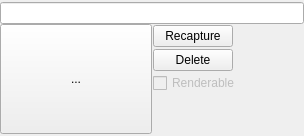
Before: the Qt Designer form ui/capture_item.ui in mjbonnington/rfh_scenecapture, drawn with Qt 5.
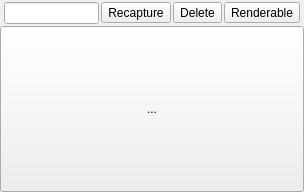
After: the same form once the commit is applied. Icons and pictures are not drawn.

Commit message: Prettified UI; Option to suppress warnings; Button to open Set Editor

Patch:
```diff
--- a/ui/capture_item.ui
+++ b/ui/capture_item.ui
@@ -7,11 +7,11 @@
     <x>0</x>
     <y>0</y>
     <width>304</width>
-    <height>128</height>
+    <height>192</height>
    </rect>
   </property>
   <property name="sizePolicy">
-   <sizepolicy hsizetype="Maximum" vsizetype="Maximum">
+   <sizepolicy hsizetype="Expanding" vsizetype="Maximum">
     <horstretch>0</horstretch>
     <verstretch>0</verstretch>
    </sizepolicy>
@@ -23,20 +23,132 @@
    <property name="spacing">
     <number>0</number>
    </property>
-   <property name="leftMargin">
+   <property name="margin">
     <number>0</number>
    </property>
-   <property name="topMargin">
-    <number>2</number>
-   </property>
-   <property name="rightMargin">
-    <number>0</number>
-   </property>
-   <property name="bottomMargin">
-    <number>2</number>
-   </property>
    <item>
-    <widget class="QLineEdit" name="name_lineEdit"/>
+    <widget class="QFrame" name="toolbar_frame">
+     <property name="sizePolicy">
+      <sizepolicy hsizetype="Preferred" vsizetype="Maximum">
+       <horstretch>0</horstretch>
+       <verstretch>0</verstretch>
+      </sizepolicy>
+     </property>
+     <property name="frameShape">
+      <enum>QFrame::NoFrame</enum>
+     </property>
+     <property name="frameShadow">
+      <enum>QFrame::Plain</enum>
+     </property>
+     <property name="lineWidth">
+      <number>0</number>
+     </property>
+     <layout class="QHBoxLayout" name="toolbar_horizontalLayout">
+      <property name="spacing">
+       <number>2</number>
+      </property>
+      <property name="leftMargin">
+       <number>4</number>
+      </property>
+      <property name="topMargin">
+       <number>2</number>
+      </property>
+      <property name="rightMargin">
+       <number>4</number>
+      </property>
+      <property name="bottomMargin">
+       <number>2</number>
+      </property>
+      <item>
+       <widget class="QLineEdit" name="name_lineEdit">
+        <property name="toolTip">
+         <string>Rename</string>
+        </property>
+       </widget>
+      </item>
+      <item>
+       <widget class="QToolButton" name="recap_toolButton">
+        <property name="sizePolicy">
+         <sizepolicy hsizetype="Maximum" vsizetype="Fixed">
+          <horstretch>0</horstretch>
+          <verstretch>0</verstretch>
+         </sizepolicy>
+        </property>
+        <property name="toolTip">
+         <string>Recapture</string>
+        </property>
+        <property name="text">
+         <string>Recapture</string>
+        </property>
+        <property name="icon">
+         <iconset resource="icons.qrc">
+          <normaloff>:/icons/capture.png</normaloff>:/icons/capture.png</iconset>
+        </property>
+        <property name="iconSize">
+         <size>
+          <width>24</width>
+          <height>24</height>
+         </size>
+        </property>
+       </widget>
+      </item>
+      <item>
+       <widget class="QToolButton" name="delete_toolButton">
+        <property name="sizePolicy">
+         <sizepolicy hsizetype="Maximum" vsizetype="Fixed">
+          <horstretch>0</horstretch>
+          <verstretch>0</verstretch>
+         </sizepolicy>
+        </property>
+        <property name="toolTip">
+         <string>Delete</string>
+        </property>
+        <property name="text">
+         <string>Delete</string>
+        </property>
+        <property name="icon">
+         <iconset resource="icons.qrc">
+          <normaloff>:/icons/delete.png</normaloff>:/icons/delete.png</iconset>
+        </property>
+        <property name="iconSize">
+         <size>
+          <width>24</width>
+          <height>24</height>
+         </size>
+        </property>
+       </widget>
+      </item>
+      <item>
+       <widget class="QToolButton" name="render_toolButton">
+        <property name="sizePolicy">
+         <sizepolicy hsizetype="Maximum" vsizetype="Fixed">
+          <horstretch>0</horstretch>
+          <verstretch>0</verstretch>
+         </sizepolicy>
+        </property>
+        <property name="toolTip">
+         <string>Render toggle</string>
+        </property>
+        <property name="text">
+         <string>Renderable</string>
+        </property>
+        <property name="icon">
+         <iconset resource="icons.qrc">
+          <normaloff>:/icons/render.png</normaloff>:/icons/render.png</iconset>
+        </property>
+        <property name="iconSize">
+         <size>
+          <width>24</width>
+          <height>24</height>
+         </size>
+        </property>
+        <property name="checkable">
+         <bool>true</bool>
+        </property>
+       </widget>
+      </item>
+     </layout>
+    </widget>
    </item>
    <item>
     <widget class="QFrame" name="capture_frame">
@@ -69,8 +181,8 @@
         </property>
         <property name="iconSize">
          <size>
-          <width>160</width>
-          <height>90</height>
+          <width>240</width>
+          <height>135</height>
          </size>
         </property>
         <property name="toolButtonStyle">
@@ -78,82 +190,6 @@
         </property>
        </widget>
       </item>
-      <item>
-       <widget class="QFrame" name="toolbar_frame">
-        <property name="sizePolicy">
-         <sizepolicy hsizetype="Preferred" vsizetype="Minimum">
-          <horstretch>0</horstretch>
-          <verstretch>0</verstretch>
-         </sizepolicy>
-        </property>
-        <property name="frameShape">
-         <enum>QFrame::NoFrame</enum>
-        </property>
-        <property name="frameShadow">
-         <enum>QFrame::Plain</enum>
-        </property>
-        <property name="lineWidth">
-         <number>0</number>
-        </property>
-        <layout class="QVBoxLayout" name="verticalLayout">
-         <property name="spacing">
-          <number>2</number>
-         </property>
-         <property name="margin">
-          <number>1</number>
-         </property>
-         <item>
-          <widget class="QPushButton" name="recap_pushButton">
-           <property name="sizePolicy">
-            <sizepolicy hsizetype="Maximum" vsizetype="Fixed">
-             <horstretch>0</horstretch>
-             <verstretch>0</verstretch>
-            </sizepolicy>
-           </property>
-           <property name="text">
-            <string>Recapture</string>
-           </property>
-          </widget>
-         </item>
-         <item>
-          <widget class="QPushButton" name="delete_pushButton">
-           <property name="sizePolicy">
-            <sizepolicy hsizetype="Maximum" vsizetype="Fixed">
-             <horstretch>0</horstretch>
-             <verstretch>0</verstretch>
-            </sizepolicy>
-           </property>
-           <property name="text">
-            <string>Delete</string>
-           </property>
-          </widget>
-         </item>
-         <item>
-          <widget class="QCheckBox" name="render_checkBox">
-           <property name="enabled">
-            <bool>false</bool>
-           </property>
-           <property name="text">
-            <string>Renderable</string>
-           </property>
-          </widget>
-         </item>
-         <item>
-          <spacer name="verticalSpacer">
-           <property name="orientation">
-            <enum>Qt::Vertical</enum>
-           </property>
-           <property name="sizeHint" stdset="0">
-            <size>
-             <width>20</width>
-             <height>40</height>
-            </size>
-           </property>
-          </spacer>
-         </item>
-        </layout>
-       </widget>
-      </item>
      </layout>
     </widget>
    </item>
```
Left out of the diff: 10 changed lines with no effect on the pictures. The commit also changes 8 other files.
